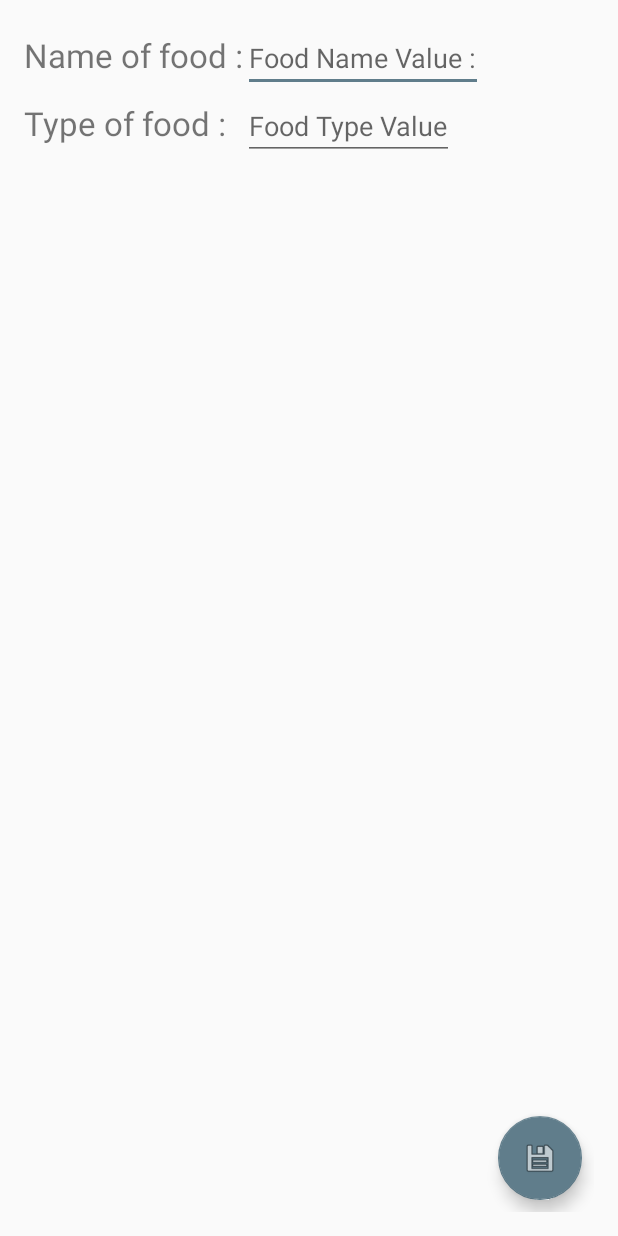
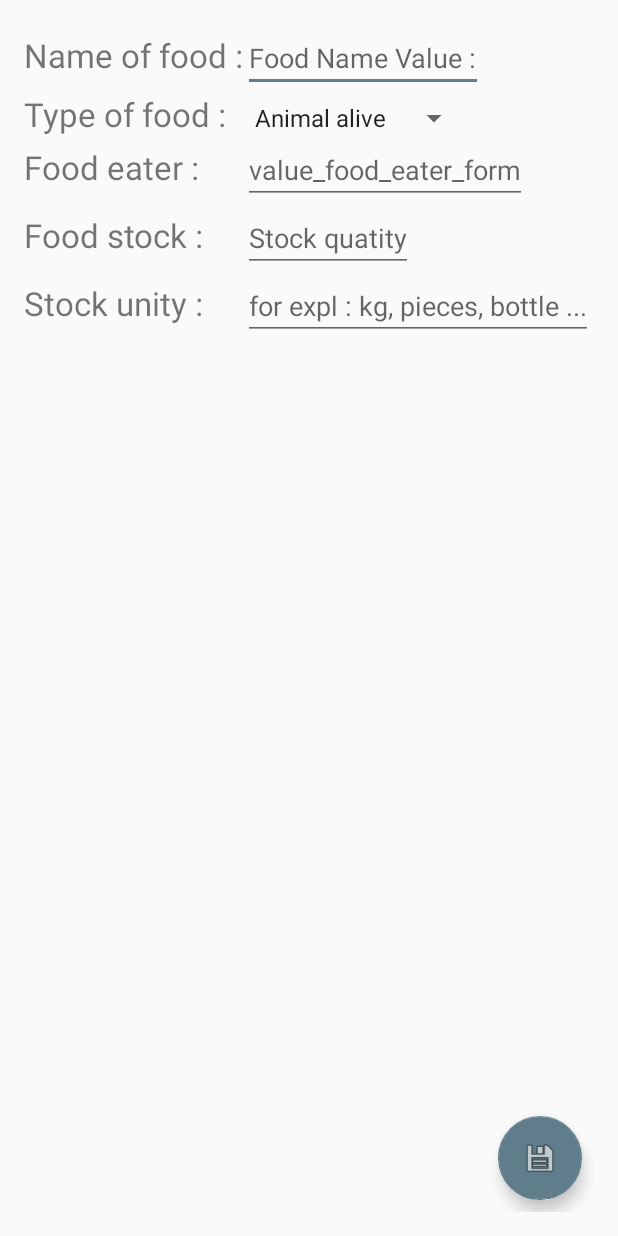
Before and after one commit to tpuch24/zooTeam3Front, an Android app: the FoodFormActivity screen opened directly, with no data from a screen before it, on a phone screen of 412 x 824 dp. Run offline under Robolectric (Android 15) with nearby library versions, the phone set to English and light mode, and no system bars.

Commit message:
Add Form Food

```diff
--- a/app/src/main/java/zooapp/jmdel/fr/zooapp/FoodFormActivity.java
+++ b/app/src/main/java/zooapp/jmdel/fr/zooapp/FoodFormActivity.java
@@ -1,11 +1,17 @@
 package zooapp.jmdel.fr.zooapp;
 
 import android.app.Dialog;
+import android.content.Context;
 import android.content.Intent;
 import android.support.design.widget.FloatingActionButton;
 import android.support.v7.app.AppCompatActivity;
 import android.os.Bundle;
 import android.view.View;
+import android.widget.Spinner;
+import android.widget.TextView;
+import android.widget.Toast;
+
+import org.w3c.dom.Text;
 
 public class FoodFormActivity extends AppCompatActivity {
 
@@ -15,6 +21,20 @@ public class FoodFormActivity extends AppCompatActivity {
         setContentView(R.layout.activity_food_form);
 
 
+        Context context = getApplicationContext();
 
+        String text = "Name = "+((TextView)(findViewById(R.id.EditTextName))).getText().toString()+"\n";
+        text += "Type = "+((Spinner)(findViewById(R.id.spinnerTypeeFood))).getSelectedItem().toString()+"\n";
+        text += "Eater = "+((TextView)(findViewById(R.id.EditTextEater))).getText().toString()+"\n";
+        text += "Stock = "+((TextView)(findViewById(R.id.EditDoubleStock))).getText().toString()+"\n";
+        text += "Stock = "+((TextView)(findViewById(R.id.EditStockUnit))).getText().toString();
+
+
+        int duration = Toast.LENGTH_SHORT;
+
+        Toast toast = Toast.makeText(context, text, duration);
+        toast.show();
     }
+
+
 }
--- a/app/src/main/java/zooapp/jmdel/fr/zooapp/model/Food.java
+++ b/app/src/main/java/zooapp/jmdel/fr/zooapp/model/Food.java
@@ -1,12 +1,13 @@
 package zooapp.jmdel.fr.zooapp.model;
 
+import java.io.Serializable;
 import java.util.Enumeration;
 
 /**
  * Created by jean-michel on 07/06/2016.
  */
 
-public class Food {
+public class Food implements Serializable {
 
     protected String name;
     protected String type;
--- a/app/src/main/res/layout/activity_food_detail.xml
+++ b/app/src/main/res/layout/activity_food_detail.xml
@@ -13,7 +13,7 @@
 
 
     <TextView
-        android:id="@+id/food_detail_name"
+        android:id="@+id/food_detail_text"
         android:layout_width="wrap_content"
         android:layout_height="wrap_content" />
 
@@ -30,7 +30,7 @@
             android:src="@android:drawable/ic_delete" />
     </LinearLayout>
     <android.support.design.widget.FloatingActionButton
-        android:id="@+id/save_food"
+        android:id="@+id/edit_food"
         android:layout_width="wrap_content"
         android:layout_height="wrap_content"
         android:layout_gravity="bottom|end"
--- a/app/src/main/res/layout/activity_food_form.xml
+++ b/app/src/main/res/layout/activity_food_form.xml
@@ -23,8 +23,6 @@
         <GridLayout
             android:layout_height="fill_parent"
             android:layout_width="fill_parent"
-
-            android:layout_alignLeft="@+id/textView"
             android:useDefaultMargins="false"
             android:columnCount="2">
 
@@ -45,16 +43,53 @@
             </EditText>
 
             <TextView
-
                 android:layout_width="wrap_content"
                 android:layout_height="wrap_content"
                 android:text="@string/label_food_type_form"
                 android:textSize="10pt">
             </TextView>
+            <Spinner
+                android:id="@+id/spinnerTypeeFood"
+                android:layout_width="match_parent"
+                android:layout_height="wrap_content"
+                android:entries="@array/food_type_array"
+                android:prompt="@string/value_food_type_form" />
+            <TextView
+                android:layout_width="wrap_content"
+                android:layout_height="wrap_content"
+                android:text="Food eater :"
+                android:textSize="10pt">
+            </TextView>
             <EditText
-                android:id="@+id/EditTextType"
+                android:id="@+id/EditTextEater"
                 android:layout_height="wrap_content"
-                android:hint="@string/value_food_type_form"
+                android:hint="value_food_eater_form"
+                android:inputType="textPersonName"
+                android:layout_width="fill_parent">
+            </EditText>
+            <TextView
+                android:layout_width="wrap_content"
+                android:layout_height="wrap_content"
+                android:text="Food stock :"
+                android:textSize="10pt">
+            </TextView>
+            <EditText
+                android:id="@+id/EditDoubleStock"
+                android:layout_height="wrap_content"
+                android:hint="Stock quatity"
+                android:inputType="numberDecimal"
+                android:layout_width="fill_parent">
+            </EditText>
+            <TextView
+                android:layout_width="wrap_content"
+                android:layout_height="wrap_content"
+                android:text="Stock unity :"
+                android:textSize="10pt">
+            </TextView>
+            <EditText
+                android:id="@+id/EditStockUnit"
+                android:layout_height="wrap_content"
+                android:hint="for expl : kg, pieces, bottle ..."
                 android:inputType="textPersonName"
                 android:layout_width="fill_parent">
             </EditText>
--- a/app/src/main/res/values/strings.xml
+++ b/app/src/main/res/values/strings.xml
@@ -11,4 +11,14 @@
     <string name="label_food_type_form">Type of food :</string>
     <string name="value_food_name_form">Food Name Value :</string>
     <string name="value_food_type_form">Food Type Value</string>
+
+    <string-array name="food_type_array">
+        <item>Animal alive</item>
+        <item>Meat</item>
+        <item>Grains</item>
+        <item>Vegetables</item>
+        <item>Vistors food</item>
+        <item>Staff food</item>
+    </string-array>
+
 </resources>
```
Also changed, not shown: app/src/main/java/zooapp/jmdel/fr/zooapp/FoodActivity.java (+13 -9 lines), app/src/main/java/zooapp/jmdel/fr/zooapp/FoodDetailActivity.java (+9 -2 lines), app/src/main/java/zooapp/jmdel/fr/zooapp/model/FoodAdapter.java (+14 -1 lines), app/src/main/java/zooapp/jmdel/fr/zooapp/model/FoodManager.java (+32 -0 lines).
